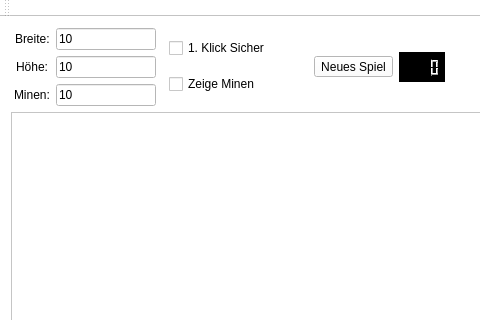
Before: the Qt Designer form mainwindow.ui in skullbox305/Minesweeper-Solver, drawn with Qt 5; both pictures show x 0 to 480 and y 0 to 320 of the 987 by 830 pixel window.
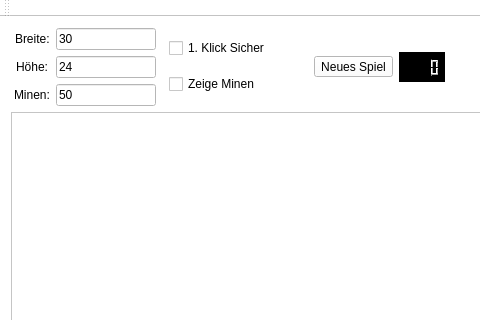
After: the same form once the commit is applied. Icons and pictures are not drawn.

```diff
--- a/mainwindow.ui
+++ b/mainwindow.ui
@@ -286,7 +286,7 @@
            </size>
           </property>
           <property name="text">
-           <string>10</string>
+           <string>30</string>
           </property>
          </widget>
         </item>
@@ -306,7 +306,7 @@
            </size>
           </property>
           <property name="text">
-           <string>10</string>
+           <string>24</string>
           </property>
          </widget>
         </item>
@@ -326,7 +326,7 @@
            </size>
           </property>
           <property name="text">
-           <string>10</string>
+           <string>50</string>
           </property>
          </widget>
         </item>
```
Left out of the diff: 5 changed lines with no effect on the pictures.
